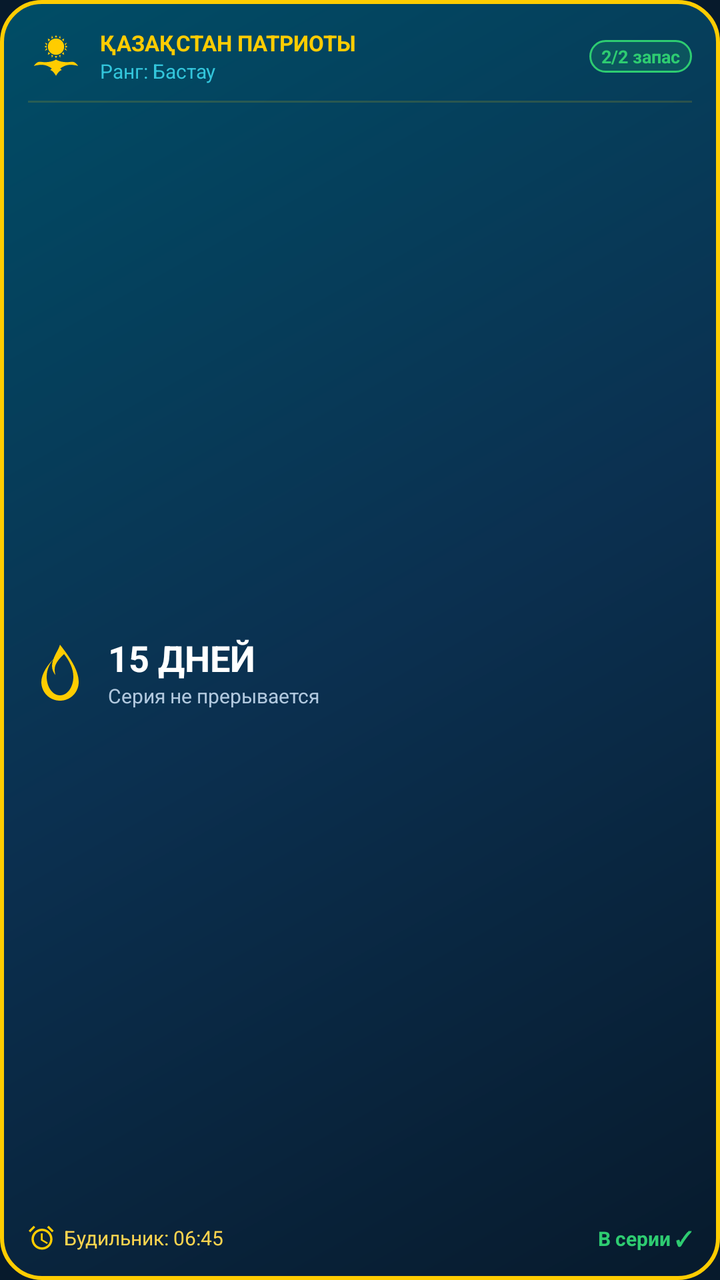
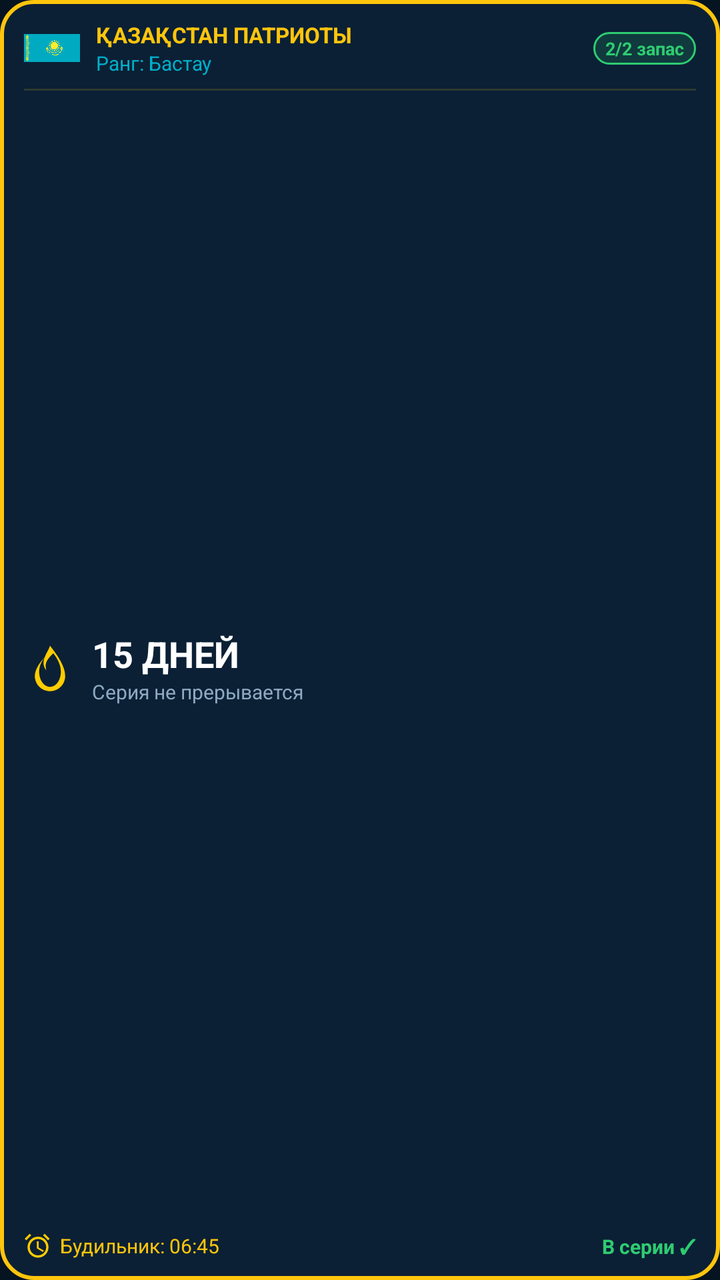

An Android layout rendered at two revisions. The XML below is the earlier revision; the diff shows what the commit changed to produce the second picture.
<!-- AndroidManifest.xml: application theme Theme.PatrioticAlarm -->
<!-- res/layout/widget_patriotic.xml -->
<?xml version="1.0" encoding="utf-8"?>
<LinearLayout xmlns:android="http://schemas.android.com/apk/res/android"
    android:id="@+id/widget_root"
    android:layout_width="match_parent"
    android:layout_height="match_parent"
    android:background="@drawable/bg_widget_pattern"
    android:orientation="vertical"
    android:padding="14dp">

    
    <LinearLayout
        android:layout_width="match_parent"
        android:layout_height="wrap_content"
        android:gravity="center_vertical"
        android:orientation="horizontal">

        <ImageView
            android:id="@+id/widget_icon"
            android:layout_width="28dp"
            android:layout_height="28dp"
            android:contentDescription="@string/app_name"
            android:src="@drawable/ic_kazakh_eagle_sun" />

        <LinearLayout
            android:layout_width="0dp"
            android:layout_height="wrap_content"
            android:layout_marginStart="8dp"
            android:layout_weight="1"
            android:orientation="vertical">

            <TextView
                android:layout_width="wrap_content"
                android:layout_height="wrap_content"
                android:text="ҚАЗАҚСТАН ПАТРИОТЫ"
                android:textColor="#FFCC00"
                android:textSize="11sp"
                android:textStyle="bold" />

            <TextView
                android:id="@+id/widget_tier_title"
                android:layout_width="wrap_content"
                android:layout_height="wrap_content"
                android:text="Ранг: Бастау"
                android:textColor="#33C5DB"
                android:textSize="10sp" />
        </LinearLayout>

        <TextView
            android:id="@+id/widget_misses"
            android:layout_width="wrap_content"
            android:layout_height="wrap_content"
            android:background="@drawable/bg_pill_eligible"
            android:paddingHorizontal="6dp"
            android:paddingVertical="2dp"
            android:text="2/2 запас"
            android:textColor="#2ECC71"
            android:textSize="9sp"
            android:textStyle="bold" />
    </LinearLayout>

    <View
        android:layout_width="match_parent"
        android:layout_height="1dp"
        android:layout_marginVertical="8dp"
        android:background="#26FFCC00" />

    
    <LinearLayout
        android:layout_width="match_parent"
        android:layout_height="0dp"
        android:layout_weight="1"
        android:gravity="center_vertical"
        android:orientation="horizontal">

        <ImageView
            android:layout_width="32dp"
            android:layout_height="32dp"
            android:contentDescription="@string/streak_label"
            android:src="@drawable/ic_streak_flame" />

        <LinearLayout
            android:layout_width="wrap_content"
            android:layout_height="wrap_content"
            android:layout_marginStart="8dp"
            android:orientation="vertical">

            <TextView
                android:id="@+id/widget_streak_count"
                android:layout_width="wrap_content"
                android:layout_height="wrap_content"
                android:text="15 ДНЕЙ"
                android:textColor="#FFFFFF"
                android:textSize="18sp"
                android:textStyle="bold" />

            <TextView
                android:layout_width="wrap_content"
                android:layout_height="wrap_content"
                android:text="Серия не прерывается"
                android:textColor="#B2C9DF"
                android:textSize="10sp" />
        </LinearLayout>
    </LinearLayout>

    
    <LinearLayout
        android:layout_width="match_parent"
        android:layout_height="wrap_content"
        android:gravity="center_vertical"
        android:orientation="horizontal">

        <ImageView
            android:layout_width="14dp"
            android:layout_height="14dp"
            android:contentDescription="Next alarm"
            android:src="@drawable/ic_alarm_clock" />

        <TextView
            android:id="@+id/widget_next_alarm"
            android:layout_width="0dp"
            android:layout_height="wrap_content"
            android:layout_marginStart="4dp"
            android:layout_weight="1"
            android:text="Будильник: 06:45"
            android:textColor="#FFD54F"
            android:textSize="10sp" />

        <TextView
            android:id="@+id/widget_status_badge"
            android:layout_width="wrap_content"
            android:layout_height="wrap_content"
            android:text="В серии ✓"
            android:textColor="#2ECC71"
            android:textSize="10sp"
            android:textStyle="bold" />
    </LinearLayout>
</LinearLayout>
<!-- resources referenced by this layout -->
<resources>
  <!-- drawable bg_pill_eligible (drawable) -->
  <?xml version="1.0" encoding="utf-8"?>
  <shape xmlns:android="http://schemas.android.com/apk/res/android"
      android:shape="rectangle">
      <solid android:color="#262ECC71" />
      <corners android:radius="8dp" />
      <stroke
          android:width="1dp"
          android:color="#2ECC71" />
  </shape>
  <!-- drawable bg_widget_pattern (drawable) -->
  <?xml version="1.0" encoding="utf-8"?>
  <shape xmlns:android="http://schemas.android.com/apk/res/android"
      android:shape="rectangle">
      <gradient
          android:angle="135"
          android:startColor="#071A2C"
          android:centerColor="#0B3050"
          android:endColor="#004D66" />
      <corners android:radius="20dp" />
      <stroke
          android:width="2dp"
          android:color="#FFCC00" />
  </shape>
  <!-- drawable ic_kazakh_eagle_sun (drawable) -->
  <vector xmlns:android="http://schemas.android.com/apk/res/android"
      android:width="96dp"
      android:height="96dp"
      android:viewportWidth="96"
      android:viewportHeight="96">
      
      
      <path
          android:fillColor="#FFCC00"
          android:pathData="M48,32 m-14,0 a14,14 0 1,1 28,0 a14,14 0 1,1 -28,0" />
      
      
      <path
          android:fillColor="#FFCC00"
          android:pathData="M48,12 L50,16 L46,16 Z
                           M48,52 L50,48 L46,48 Z
                           M28,32 L32,34 L32,30 Z
                           M68,32 L64,34 L64,30 Z
                           M34,18 L38,20 L35,23 Z
                           M62,18 L58,20 L61,23 Z
                           M34,46 L38,44 L35,41 Z
                           M62,46 L58,44 L61,41 Z
                           M41,13 L43,17 L40,18 Z
                           M55,13 L53,17 L56,18 Z
                           M41,51 L43,47 L40,46 Z
                           M55,51 L53,47 L56,46 Z
                           M29,25 L33,27 L32,30 Z
                           M67,25 L63,27 L64,30 Z
                           M29,39 L33,37 L32,34 Z
                           M67,39 L63,37 L64,34 Z" />
  
      
      <path
          android:fillColor="#FFCC00"
          android:pathData="M48,54 C45,56 36,60 22,58 C16,57 12,62 10,65 C18,63 26,62 33,65 C39,67 43,72 48,74 C53,72 57,67 63,65 C70,62 78,63 86,65 C84,62 80,57 74,58 C60,60 51,56 48,54 Z" />
      <path
          android:fillColor="#FFCC00"
          android:pathData="M48,58 C46,62 43,68 38,72 C42,73 45,77 48,82 C51,77 54,73 58,72 C53,68 50,62 48,58 Z" />
  </vector>
  <!-- drawable ic_streak_flame (drawable) -->
  <vector xmlns:android="http://schemas.android.com/apk/res/android"
      android:width="24dp"
      android:height="24dp"
      android:viewportWidth="24"
      android:viewportHeight="24">
      <path
          android:fillColor="#FFCC00"
          android:pathData="M12,2 C11.5,4 9,7 9,10 C9,11.3 9.5,12.5 10.3,13.4 C10.1,12.7 10,12 10,11.2 C10,9 12,7 13.5,5.5 C15.5,8 17,11 17,14 C17,17.9 14.8,21 12,21 C9.2,21 7,17.9 7,14 C7,11.2 8.3,8.7 10,7 C7.6,9.2 5,12.8 5,16 C5,19.9 8.1,23 12,23 C15.9,23 19,19.9 19,16 C19,11.5 15.5,6.5 12,2 Z" />
  </vector>
  <string name="app_name">Патриотический Будильник</string>
  <string name="streak_label">Патриотическая серия</string>
  <color name="kz_sky_blue">#00AFCA</color>
  <color name="kz_sky_blue_dark">#008CA3</color>
  <color name="kz_gold">#FFCC00</color>
  <color name="kz_gold_dark">#D69E00</color>
  <color name="kz_navy_bg">#071A2C</color>
  <color name="kz_navy_surface">#0D2845</color>
  <!-- unchanged entries left out for length: 2 -->
</resources>

<!-- the commit's change to res/layout/widget_patriotic.xml (unified diff, before → after) -->
@@ -3,9 +3,12 @@
     android:id="@+id/widget_root"
     android:layout_width="match_parent"
     android:layout_height="match_parent"
-    android:background="@drawable/bg_widget_pattern"
+    android:background="@drawable/bg_widget_patriotic"
     android:orientation="vertical"
-    android:padding="14dp">
+    android:paddingLeft="12dp"
+    android:paddingTop="10dp"
+    android:paddingRight="12dp"
+    android:paddingBottom="10dp">
 
     
     <LinearLayout
@@ -15,16 +18,17 @@
         android:orientation="horizontal">
 
         <ImageView
-            android:id="@+id/widget_icon"
+            android:id="@+id/widget_flag"
             android:layout_width="28dp"
-            android:layout_height="28dp"
+            android:layout_height="18dp"
             android:contentDescription="@string/app_name"
-            android:src="@drawable/ic_kazakh_eagle_sun" />
+            android:scaleType="fitCenter"
+            android:src="@drawable/flag_kz" />
 
         <LinearLayout
             android:layout_width="0dp"
             android:layout_height="wrap_content"
-            android:layout_marginStart="8dp"
+            android:layout_marginLeft="8dp"
             android:layout_weight="1"
             android:orientation="vertical">
 
@@ -32,7 +36,7 @@
                 android:layout_width="wrap_content"
                 android:layout_height="wrap_content"
                 android:text="ҚАЗАҚСТАН ПАТРИОТЫ"
-                android:textColor="#FFCC00"
+                android:textColor="#FEC50C"
                 android:textSize="11sp"
                 android:textStyle="bold" />
 
@@ -41,7 +45,7 @@
                 android:layout_width="wrap_content"
                 android:layout_height="wrap_content"
                 android:text="Ранг: Бастау"
-                android:textColor="#33C5DB"
+                android:textColor="#00AFCA"
                 android:textSize="10sp" />
         </LinearLayout>
 
@@ -50,8 +54,10 @@
             android:layout_width="wrap_content"
             android:layout_height="wrap_content"
             android:background="@drawable/bg_pill_eligible"
-            android:paddingHorizontal="6dp"
-            android:paddingVertical="2dp"
+            android:paddingLeft="6dp"
+            android:paddingTop="2dp"
+            android:paddingRight="6dp"
+            android:paddingBottom="2dp"
             android:text="2/2 запас"
             android:textColor="#2ECC71"
             android:textSize="9sp"
@@ -61,8 +67,9 @@
     <View
         android:layout_width="match_parent"
         android:layout_height="1dp"
-        android:layout_marginVertical="8dp"
-        android:background="#26FFCC00" />
+        android:layout_marginTop="6dp"
+        android:layout_marginBottom="6dp"
+        android:background="#26FEC50C" />
 
     
     <LinearLayout
@@ -73,15 +80,16 @@
         android:orientation="horizontal">
 
         <ImageView
-            android:layout_width="32dp"
-            android:layout_height="32dp"
+            android:id="@+id/widget_streak_icon"
+            android:layout_width="26dp"
+            android:layout_height="26dp"
             android:contentDescription="@string/streak_label"
             android:src="@drawable/ic_streak_flame" />
 
         <LinearLayout
             android:layout_width="wrap_content"
             android:layout_height="wrap_content"
-            android:layout_marginStart="8dp"
+            android:layout_marginLeft="8dp"
             android:orientation="vertical">
 
             <TextView
@@ -97,7 +105,7 @@
                 android:layout_width="wrap_content"
                 android:layout_height="wrap_content"
                 android:text="Серия не прерывается"
-                android:textColor="#B2C9DF"
+                android:textColor="#8EA9C1"
                 android:textSize="10sp" />
         </LinearLayout>
     </LinearLayout>
@@ -119,10 +127,10 @@
             android:id="@+id/widget_next_alarm"
             android:layout_width="0dp"
             android:layout_height="wrap_content"
-            android:layout_marginStart="4dp"
+            android:layout_marginLeft="4dp"
             android:layout_weight="1"
             android:text="Будильник: 06:45"
-            android:textColor="#FFD54F"
+            android:textColor="#FEC50C"
             android:textSize="10sp" />
 
         <TextView
<!-- resource entries referenced after the edit -->
@@ -10,60 +10,17 @@
           android:width="1dp"
           android:color="#2ECC71" />
   </shape>
-  <!-- drawable bg_widget_pattern (drawable) -->
+  <!-- drawable bg_widget_patriotic (drawable) -->
   <?xml version="1.0" encoding="utf-8"?>
   <shape xmlns:android="http://schemas.android.com/apk/res/android"
       android:shape="rectangle">
-      <gradient
-          android:angle="135"
-          android:startColor="#071A2C"
-          android:centerColor="#0B3050"
-          android:endColor="#004D66" />
-      <corners android:radius="20dp" />
+      <solid android:color="#0B2035" />
+      <corners android:radius="16dp" />
       <stroke
           android:width="2dp"
-          android:color="#FFCC00" />
+          android:color="#FEC50C" />
   </shape>
-  <!-- drawable ic_kazakh_eagle_sun (drawable) -->
-  <vector xmlns:android="http://schemas.android.com/apk/res/android"
-      android:width="96dp"
-      android:height="96dp"
-      android:viewportWidth="96"
-      android:viewportHeight="96">
-      
-      
-      <path
-          android:fillColor="#FFCC00"
-          android:pathData="M48,32 m-14,0 a14,14 0 1,1 28,0 a14,14 0 1,1 -28,0" />
-      
-      
-      <path
-          android:fillColor="#FFCC00"
-          android:pathData="M48,12 L50,16 L46,16 Z
-                           M48,52 L50,48 L46,48 Z
-                           M28,32 L32,34 L32,30 Z
-                           M68,32 L64,34 L64,30 Z
-                           M34,18 L38,20 L35,23 Z
-                           M62,18 L58,20 L61,23 Z
-                           M34,46 L38,44 L35,41 Z
-                           M62,46 L58,44 L61,41 Z
-                           M41,13 L43,17 L40,18 Z
-                           M55,13 L53,17 L56,18 Z
-                           M41,51 L43,47 L40,46 Z
-                           M55,51 L53,47 L56,46 Z
-                           M29,25 L33,27 L32,30 Z
-                           M67,25 L63,27 L64,30 Z
-                           M29,39 L33,37 L32,34 Z
-                           M67,39 L63,37 L64,34 Z" />
-  
-      
-      <path
-          android:fillColor="#FFCC00"
-          android:pathData="M48,54 C45,56 36,60 22,58 C16,57 12,62 10,65 C18,63 26,62 33,65 C39,67 43,72 48,74 C53,72 57,67 63,65 C70,62 78,63 86,65 C84,62 80,57 74,58 C60,60 51,56 48,54 Z" />
-      <path
-          android:fillColor="#FFCC00"
-          android:pathData="M48,58 C46,62 43,68 38,72 C42,73 45,77 48,82 C51,77 54,73 58,72 C53,68 50,62 48,58 Z" />
-  </vector>
+  <!-- drawable flag_kz: png bitmap (drawable-nodpi, 112591 bytes) -->
   <!-- drawable ic_streak_flame (drawable) -->
   <vector xmlns:android="http://schemas.android.com/apk/res/android"
       android:width="24dp"
@@ -77,11 +34,11 @@
   <string name="app_name">Патриотический Будильник</string>
   <string name="streak_label">Патриотическая серия</string>
   <color name="kz_sky_blue">#00AFCA</color>
-  <color name="kz_sky_blue_dark">#008CA3</color>
-  <color name="kz_gold">#FFCC00</color>
-  <color name="kz_gold_dark">#D69E00</color>
-  <color name="kz_navy_bg">#071A2C</color>
-  <color name="kz_navy_surface">#0D2845</color>
+  <color name="kz_sky_blue_dark">#00869C</color>
+  <color name="kz_gold">#FEC50C</color>
+  <color name="kz_gold_dark">#D4A000</color>
+  <color name="kz_navy_bg">#061320</color>
+  <color name="kz_navy_surface">#0B2035</color>
   <!-- unchanged entries left out for length: 2 -->
 </resources>
 
